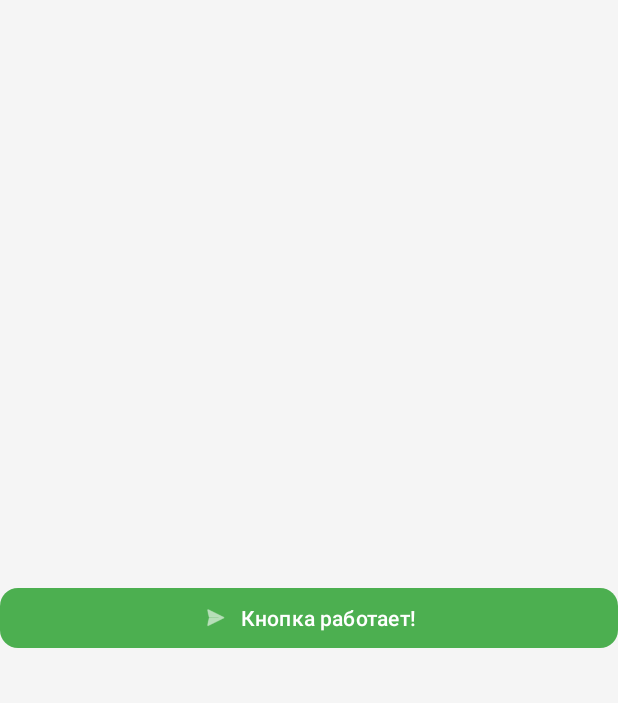
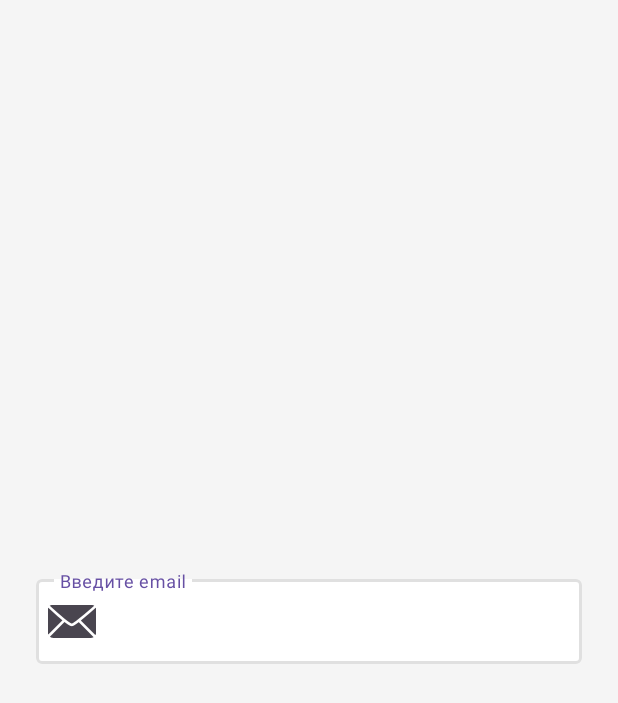
Before and after one commit to babyshalfey/pop2, an Android app: the screen it shows after launch (MainActivity), on a phone screen of 412 x 824 dp. Shown: the top 703 px of the screen. Run offline under Robolectric (Android 15) with nearby library versions, the phone set to English and light mode, and no system bars.

Commit message:
Added custom input and error state

```diff
--- a/app/src/main/java/com/example/opop/MainActivity.kt
+++ b/app/src/main/java/com/example/opop/MainActivity.kt
@@ -9,11 +9,24 @@ class MainActivity : AppCompatActivity() {
         super.onCreate(savedInstanceState)
         setContentView(R.layout.activity_main)
 
-        val button = findViewById<MaterialButton>(R.id.myCustomButton)
-        button.isEnabled = true
-        button.text = "Кнопка работает!"
-        button.setOnClickListener {
-            button.text = "1 раз нажать можно"
-            button.isEnabled = false}
+
+        // Находим наш инпут из библиотеки
+        val inputLayout = findViewById<com.google.android.material.textfield.TextInputLayout>(R.id.myCustomInput)
+
+        // Находим само поле ввода (чтобы проверить, что ввели)
+        val editText = inputLayout.editText
+
+        // Просто для теста: как только пользователь что-то ввел и нажал Enter, проверяем текст
+        editText?.setOnEditorActionListener { _, _, _ ->
+            val text = editText.text.toString()
+
+            // Если ввели неправильно (например, без собачки @), показываем ошибку
+            if (!text.contains("@")) {
+                inputLayout.error = "Введите корректный email (с символом @)"
+            } else {
+                inputLayout.error = null // Убираем ошибку, если всё ок
+            }
+            true
+        }
     }
 }
--- a/app/src/main/res/layout/activity_main.xml
+++ b/app/src/main/res/layout/activity_main.xml
@@ -4,10 +4,11 @@
     android:layout_height="match_parent"
     android:orientation="vertical"
     android:gravity="center"
+    android:padding="24dp"
     android:background="#F5F5F5">
 
     <include
-        layout="@layout/view_custom_button"
-        android:id="@+id/myCustomButton" />
+        layout="@layout/view_custom_input"
+        android:id="@+id/myCustomInput" />
 
 </LinearLayout>
--- /dev/null
+++ b/uikit/src/main/res/layout/view_custom_input.xml
@@ -0,0 +1,21 @@
+<?xml version="1.0" encoding="utf-8"?>
+<com.google.android.material.textfield.TextInputLayout
+    xmlns:android="http://schemas.android.com/apk/res/android"
+    xmlns:app="http://schemas.android.com/apk/res-auto"
+    android:id="@+id/inputLayout"
+    android:layout_width="match_parent"
+    android:layout_height="wrap_content"
+    android:hint="Введите email"
+    app:boxBackgroundColor="@color/input_background"
+    app:boxStrokeColor="@color/input_stroke"
+    app:boxStrokeWidth="2dp"
+    app:cornerRadius="12dp"
+    app:startIconDrawable="@android:drawable/ic_dialog_email">
+
+    <com.google.android.material.textfield.TextInputEditText
+        android:id="@+id/editText"
+        android:layout_width="match_parent"
+        android:layout_height="wrap_content"
+        android:inputType="textEmailAddress" />
+
+</com.google.android.material.textfield.TextInputLayout>
--- a/uikit/src/main/res/values/colors.xml
+++ b/uikit/src/main/res/values/colors.xml
@@ -3,4 +3,7 @@
     <color name="brand_primary">#4CAF50</color>
     <color name="text_primary">#212121</color>
     <color name="error_red">#F44336</color>
+    <color name="input_background">#FFFFFF</color>
+    <color name="input_stroke">#E0E0E0</color>
+    <color name="input_error_stroke">@color/error_red</color>
 </resources>
```
